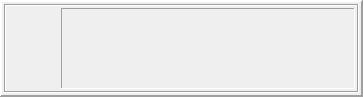
This is Screen/frmNotice.ui in LasFreitas/Bike as Qt 5 draws it before an edit. The edited form follows.
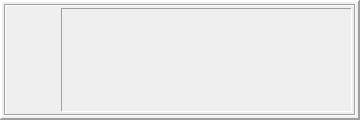
This is the edited form. Icons and pictures are not drawn.

```diff
--- a/Screen/frmNotice.ui
+++ b/Screen/frmNotice.ui
@@ -9,10 +9,28 @@
    <rect>
     <x>0</x>
     <y>0</y>
-    <width>363</width>
-    <height>97</height>
+    <width>360</width>
+    <height>120</height>
    </rect>
   </property>
+  <property name="sizePolicy">
+   <sizepolicy hsizetype="Preferred" vsizetype="Preferred">
+    <horstretch>0</horstretch>
+    <verstretch>0</verstretch>
+   </sizepolicy>
+  </property>
+  <property name="minimumSize">
+   <size>
+    <width>360</width>
+    <height>120</height>
+   </size>
+  </property>
+  <property name="maximumSize">
+   <size>
+    <width>360</width>
+    <height>120</height>
+   </size>
+  </property>
   <property name="windowTitle">
    <string>Dialog</string>
   </property>
@@ -24,10 +42,22 @@
     <rect>
      <x>0</x>
      <y>0</y>
-     <width>363</width>
-     <height>97</height>
+     <width>360</width>
+     <height>120</height>
     </rect>
    </property>
+   <property name="sizePolicy">
+    <sizepolicy hsizetype="Preferred" vsizetype="Preferred">
+     <horstretch>0</horstretch>
+     <verstretch>0</verstretch>
+    </sizepolicy>
+   </property>
+   <property name="maximumSize">
+    <size>
+     <width>360</width>
+     <height>120</height>
+    </size>
+   </property>
    <property name="accessibleName">
     <string>SYS</string>
    </property>
```
